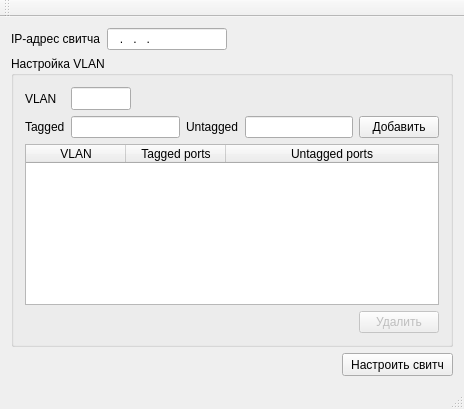
Above: mainwindow.ui from Orontion/Switch_Setting before the change. Below: the same form after it.
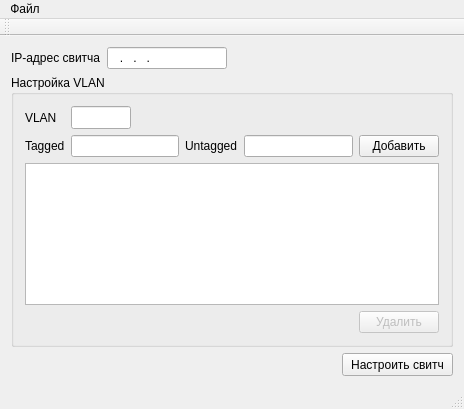
That is the form after the change.

Commit message:
Добавлен новый класс формы
Заготовка формы для отображения терминала для ручной работы с настройкой
свитча.

Ее можно вызывать из главной через соответствующий пункт меню.

Также по мелочи добавлена пара пунктов меню: закрытие формы, запуск
настройки свитча через меню.

What changed in the file:
```diff
--- a/mainwindow.ui
+++ b/mainwindow.ui
@@ -128,7 +128,7 @@
          </property>
         </widget>
        </item>
-       <item row="2" column="0" colspan="5">
+       <item row="2" column="0" colspan="6">
         <widget class="QTableWidget" name="table_VLAN">
          <property name="editTriggers">
           <set>QAbstractItemView::NoEditTriggers</set>
@@ -143,7 +143,7 @@
           <number>3</number>
          </property>
          <attribute name="horizontalHeaderVisible">
-          <bool>true</bool>
+          <bool>false</bool>
          </attribute>
          <attribute name="horizontalHeaderStretchLastSection">
           <bool>true</bool>
@@ -168,7 +168,7 @@
          </column>
         </widget>
        </item>
-       <item row="3" column="4">
+       <item row="3" column="5">
         <widget class="QPushButton" name="but_Delete">
          <property name="enabled">
           <bool>false</bool>
@@ -178,8 +178,29 @@
          </property>
         </widget>
        </item>
-       <item row="1" column="1">
-        <widget class="QLineEdit" name="line_txt_TGD"/>
+       <item row="0" column="0">
+        <widget class="QLabel" name="lbl_VLAN">
+         <property name="text">
+          <string>VLAN</string>
+         </property>
+        </widget>
+       </item>
+       <item row="1" column="4">
+        <widget class="QLineEdit" name="line_txt_UTGD"/>
+       </item>
+       <item row="1" column="5">
+        <widget class="QPushButton" name="but_Add">
+         <property name="text">
+          <string>Добавить</string>
+         </property>
+        </widget>
+       </item>
+       <item row="1" column="3">
+        <widget class="QLabel" name="lbl_UTGD">
+         <property name="text">
+          <string>Untagged</string>
+         </property>
+        </widget>
        </item>
        <item row="0" column="1">
         <widget class="QLineEdit" name="line_txt_VLAN">
@@ -206,29 +227,8 @@
          </property>
         </widget>
        </item>
-       <item row="0" column="0">
-        <widget class="QLabel" name="lbl_VLAN">
-         <property name="text">
-          <string>VLAN</string>
-         </property>
-        </widget>
-       </item>
-       <item row="1" column="3">
-        <widget class="QLineEdit" name="line_txt_UTGD"/>
-       </item>
-       <item row="1" column="4">
-        <widget class="QPushButton" name="but_Add">
-         <property name="text">
-          <string>Добавить</string>
-         </property>
-        </widget>
-       </item>
-       <item row="1" column="2">
-        <widget class="QLabel" name="lbl_UTGD">
-         <property name="text">
-          <string>Untagged</string>
-         </property>
-        </widget>
+       <item row="1" column="1" colspan="2">
+        <widget class="QLineEdit" name="line_txt_TGD"/>
        </item>
       </layout>
      </widget>
@@ -241,9 +241,16 @@
      <x>0</x>
      <y>0</y>
      <width>464</width>
-     <height>20</height>
+     <height>19</height>
     </rect>
    </property>
+   <widget class="QMenu" name="menu_File">
+    <property name="title">
+     <string>Файл</string>
+    </property>
+    <addaction name="action_Term"/>
+   </widget>
+   <addaction name="menu_File"/>
   </widget>
   <widget class="QToolBar" name="mainToolBar">
    <attribute name="toolBarArea">
@@ -254,6 +261,14 @@
    </attribute>
   </widget>
   <widget class="QStatusBar" name="statusBar"/>
+  <action name="action_Term">
+   <property name="text">
+    <string>Терминал...</string>
+   </property>
+   <property name="toolTip">
+    <string>Открыть терминал</string>
+   </property>
+  </action>
  </widget>
  <layoutdefault spacing="6" margin="11"/>
  <resources/>
```
The commit also changes 7 other files.
